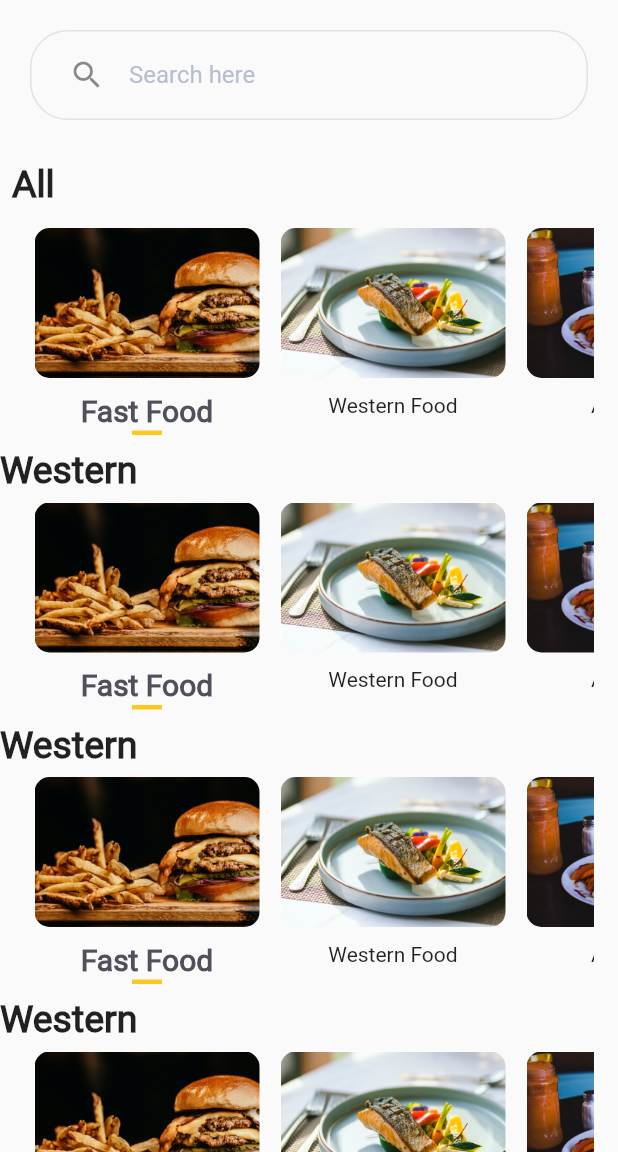
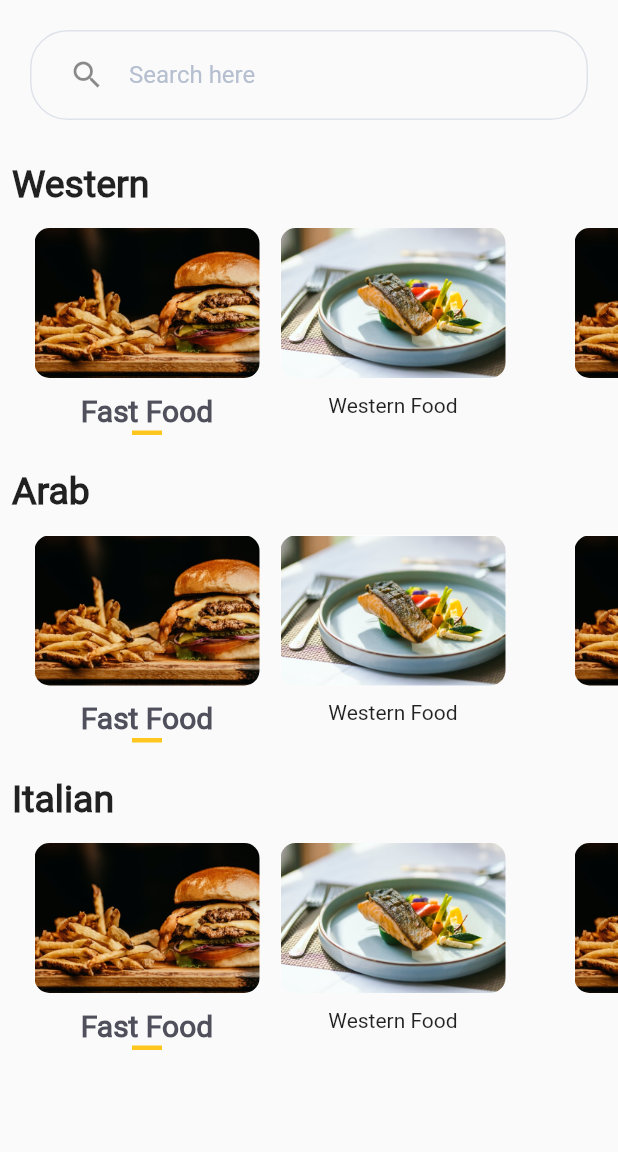
Before and after one commit to marawanthedev/FoodLyft, a Flutter app: the screen it shows after launch, on a phone screen of 412 x 824 dp, the part 84-1236 px from its top. Run offline on Flutter 3.47's test engine with Material 2 defaults, Android fonts, the phone set to English and light mode, and no system bars; our stand-ins replace image_picker, sliding_up_panel; missing offline and left inert: dart:ffi.

Commit message:
created different classes for each row type in the Restaurant List

```diff
--- /dev/null
+++ b/lib/components/arab_Row_Build.dart
@@ -0,0 +1,48 @@
+import 'package:flutter/material.dart';
+import './restaurant_list_category.dart';
+import '../screens/FoodMenu/Food_Menu2.dart';
+
+class ArabRowBuild extends StatelessWidget {
+  @override
+  Widget build(BuildContext context) {
+    return Container(
+      height: 160,
+      child: ListView.builder(
+        scrollDirection: Axis.horizontal,
+        // separatorBuilder: (context, index) => Text(
+        //   "Western",
+        //   style: TextStyle(
+        //     fontSize: 25,
+        //     fontWeight: FontWeight.bold,
+        //   ),
+        // ),
+        itemBuilder: (context, index) {
+          return MaterialButton(
+            onPressed: () => Navigator.push(
+                context, MaterialPageRoute(builder: (context) => FoodMenu2())),
+            child: SingleChildScrollView(
+              scrollDirection: Axis.horizontal,
+              child: Row(
+                crossAxisAlignment: CrossAxisAlignment.start,
+                children: <Widget>[
+                  CategoryItem(
+                    image: 'assets/images/fastfood.jpg',
+                    title: "Fast Food",
+                    isTouched: true,
+                    press: () {},
+                  ),
+                  CategoryItem(
+                    image: 'assets/images/western.jpg',
+                    title: "Western Food",
+                    press: () {},
+                  ),
+                ],
+              ),
+            ),
+          );
+        },
+        itemCount: 2,
+      ),
+    );
+  }
+}
--- /dev/null
+++ b/lib/components/drawer_Options.dart
@@ -0,0 +1,35 @@
+import 'package:flutter/material.dart';
+import '../screens/Restaurantlist/Restaurant_List.dart';
+
+class DrawerOptions extends StatelessWidget {
+  @override
+  Widget build(BuildContext context) {
+
+    return Drawer(
+
+      child: SafeArea(
+        child: Column(
+          children: [
+            UserAccountsDrawerHeader(
+              accountName: Text("User Name"),
+              accountEmail: Text("User Email"),
+            ),
+            ListBuild(
+              title: "Profile",
+              icon: Icons.person,
+            ),
+            ListBuild(
+              title: "Address",
+              icon: Icons.location_city,
+            ),
+            ListBuild(
+              title: "Notifications",
+              icon: Icons.notification_important,
+            ),
+            ListBuild(title: "History", icon: Icons.history),
+          ],
+        ),
+      ),
+    );
+  }
+}
--- /dev/null
+++ b/lib/components/italian_Row_Build.dart
@@ -0,0 +1,48 @@
+import 'package:flutter/material.dart';
+import './restaurant_list_category.dart';
+import '../screens/FoodMenu/Food_Menu2.dart';
+
+class ItalianRowBuild extends StatelessWidget {
+  @override
+  Widget build(BuildContext context) {
+    return Container(
+      height: 160,
+      child: ListView.builder(
+        scrollDirection: Axis.horizontal,
+        // separatorBuilder: (context, index) => Text(
+        //   "Western",
+        //   style: TextStyle(
+        //     fontSize: 25,
+        //     fontWeight: FontWeight.bold,
+        //   ),
+        // ),
+        itemBuilder: (context, index) {
+          return MaterialButton(
+            onPressed: () => Navigator.push(
+                context, MaterialPageRoute(builder: (context) => FoodMenu2())),
+            child: SingleChildScrollView(
+              scrollDirection: Axis.horizontal,
+              child: Row(
+                crossAxisAlignment: CrossAxisAlignment.start,
+                children: <Widget>[
+                  CategoryItem(
+                    image: 'assets/images/fastfood.jpg',
+                    title: "Fast Food",
+                    isTouched: true,
+                    press: () {},
+                  ),
+                  CategoryItem(
+                    image: 'assets/images/western.jpg',
+                    title: "Western Food",
+                    press: () {},
+                  ),
+                ],
+              ),
+            ),
+          );
+        },
+        itemCount: 2,
+      ),
+    );
+  }
+}
--- /dev/null
+++ b/lib/components/western_Row_Build.dart
@@ -0,0 +1,48 @@
+import 'package:flutter/material.dart';
+import './restaurant_list_category.dart';
+import '../screens/FoodMenu/Food_Menu2.dart';
+
+class WesternRowBuild extends StatelessWidget {
+  @override
+  Widget build(BuildContext context) {
+    return Container(
+      height: 160,
+      child: ListView.builder(
+        scrollDirection: Axis.horizontal,
+        // separatorBuilder: (context, index) => Text(
+        //   "Western",
+        //   style: TextStyle(
+        //     fontSize: 25,
+        //     fontWeight: FontWeight.bold,
+        //   ),
+        // ),
+        itemBuilder: (context, index) {
+          return MaterialButton(
+            onPressed: () => Navigator.push(
+                context, MaterialPageRoute(builder: (context) => FoodMenu2())),
+            child: SingleChildScrollView(
+              scrollDirection: Axis.horizontal,
+              child: Row(
+                crossAxisAlignment: CrossAxisAlignment.start,
+                children: <Widget>[
+                  CategoryItem(
+                    image: 'assets/images/fastfood.jpg',
+                    title: "Fast Food",
+                    isTouched: true,
+                    press: () {},
+                  ),
+                  CategoryItem(
+                    image: 'assets/images/western.jpg',
+                    title: "Western Food",
+                    press: () {},
+                  ),
+                ],
+              ),
+            ),
+          );
+        },
+        itemCount: 2,
+      ),
+    );
+  }
+}
--- a/lib/models/categoryItems.dart
+++ b/lib/models/categoryItems.dart
@@ -1,7 +1,7 @@
 import "../screens/Restaurantlist/Constants.dart";
 
 class CategoryItems {
-  CategoryItems();
+
 
   List restaurants = [
     {
@@ -34,4 +34,6 @@ class CategoryItems {
     },
 
   ];
+  CategoryItems({this.restaurants});
+
 }
--- a/lib/screens/Restaurantlist/Restaurant_List.dart
+++ b/lib/screens/Restaurantlist/Restaurant_List.dart
@@ -1,8 +1,9 @@
 import 'package:flutter/material.dart';
-import 'package:foodlyft/components/restaurant_list_category.dart';
-import 'package:foodlyft/screens/FoodMenu/Food_Menu2.dart';
+import 'package:foodlyft/components/arab_Row_Build.dart';
+import 'package:foodlyft/components/italian_Row_Build.dart';
+import 'package:foodlyft/components/western_Row_Build.dart';
 import './Constants.dart';
-
+import '../../components/drawer_Options.dart';
 class RestaurantMenu extends StatefulWidget {
   @override
   _RestaurantMenuState createState() => _RestaurantMenuState();
@@ -12,36 +13,13 @@ class _RestaurantMenuState extends State<RestaurantMenu> {
   @override
   Widget build(BuildContext context) {
     return Scaffold(
-      drawer: Drawer(
-        child: SafeArea(
-          child: Column(
-            children: [
-              UserAccountsDrawerHeader(
-                accountName: Text("User Name"),
-                accountEmail: Text("User Email"),
-              ),
-              ListBuild(
-                title: "Profile",
-                icon: Icons.person,
-              ),
-              ListBuild(
-                title: "Address",
-                icon: Icons.location_city,
-              ),
-              ListBuild(
-                title: "Notifications",
-                icon: Icons.notification_important,
-              ),
-              ListBuild(title: "History", icon: Icons.history),
-            ],
-          ),
-        ),
-      ),
+      drawer: DrawerOptions(),
       appBar: AppBar(
         backgroundColor: Colors.white,
         elevation: 0.0,
         leading: FlatButton(
-          onPressed: () {},
+          onPressed: () => Navigator.push(
+                context, MaterialPageRoute(builder: (context) => DrawerOptions())),
           child: Icon(
             Icons.sort,
             color: appListColor,
@@ -64,7 +42,9 @@ class _RestaurantMenuState extends State<RestaurantMenu> {
           ),
         ),
       ),
-      body: Column(
+      body: SingleChildScrollView(
+        scrollDirection: Axis.vertical,
+        child: Column(
           children: <Widget>[
             Container(
               margin: EdgeInsets.all(20),
@@ -91,7 +71,7 @@ class _RestaurantMenuState extends State<RestaurantMenu> {
                   child: Align(
                     alignment: Alignment.centerLeft,
                     child: Text(
-                    "All",
+                      "Western",
                       style: TextStyle(
                         fontSize: 25,
                         fontWeight: FontWeight.bold,
@@ -101,78 +81,50 @@ class _RestaurantMenuState extends State<RestaurantMenu> {
                 ),
               ],
             ),
-          Expanded(
-            child: ListView.separated(
-              separatorBuilder: (context, index) => Text(
-                "Western",
+            WesternRowBuild(),
+            Column(
+              children: [
+                Padding(
+                  padding: const EdgeInsets.all(8.0),
+                  child: Align(
+                    alignment: Alignment.centerLeft,
+                    child: Text(
+                      "Arab",
                       style: TextStyle(
                         fontSize: 25,
                         fontWeight: FontWeight.bold,
                       ),
                     ),
-              itemBuilder: (context, index) {
-                return MaterialButton(
-                   onPressed: () => Navigator.push(context,
-                       MaterialPageRoute(builder: (context) => FoodMenu2())),
-                  child: SingleChildScrollView(
-                    scrollDirection: Axis.horizontal,
-                    child: Row(
-                      crossAxisAlignment: CrossAxisAlignment.start,
-                      children: <Widget>[
-                        CategoryItem(
-                          image: 'assets/images/fastfood.jpg',
-                          title: "Fast Food",
-                          isTouched: true,
-                          press: () {},
                   ),
-                        CategoryItem(
-                          image: 'assets/images/western.jpg',
-                          title: "Western Food",
-                          press: () {},
-                        ),
-                        CategoryItem(
-                          image: 'assets/images/arab.jpg',
-                          title: "Arab Food",
-                          press: () {},
-                        ),
-                        CategoryItem(
-                          image: 'assets/images/italian.jpg',
-                          title: "Italian Food",
-                          press: () {},
-                        ),
-                        CategoryItem(
-                          image: 'assets/images/drinks.jpg',
-                          title: "Drinks",
-                          press: () {},
-                        ),
-                        CategoryItem(
-                          image: 'assets/images/breakfast.jpg',
-                          title: "BreakFast",
-                          press: () {},
                 ),
               ],
             ),
+            ArabRowBuild(),
+            Column(
+              children: [
+                Padding(
+                  padding: const EdgeInsets.all(8.0),
+                  child: Align(
+                    alignment: Alignment.centerLeft,
+                    child: Text(
+                      "Italian",
+                      style: TextStyle(
+                        fontSize: 25,
+                        fontWeight: FontWeight.bold,
                       ),
-                );
-              },
-              itemCount: 4,
+                    ),
                   ),
                 ),
               ],
+            ),
+            ItalianRowBuild(),
+          ],
+        ),
       ),
     );
   }
 }
 
-class RestaurantsDetails {
-  final String imagePath;
-  final String title;
-
-  RestaurantsDetails({
-    @required this.imagePath,
-    @required this.title,
-  });
-}
 
 class ListBuild extends StatelessWidget {
   String title;
```
Lines whose indentation alone changed are shown as unchanged.
